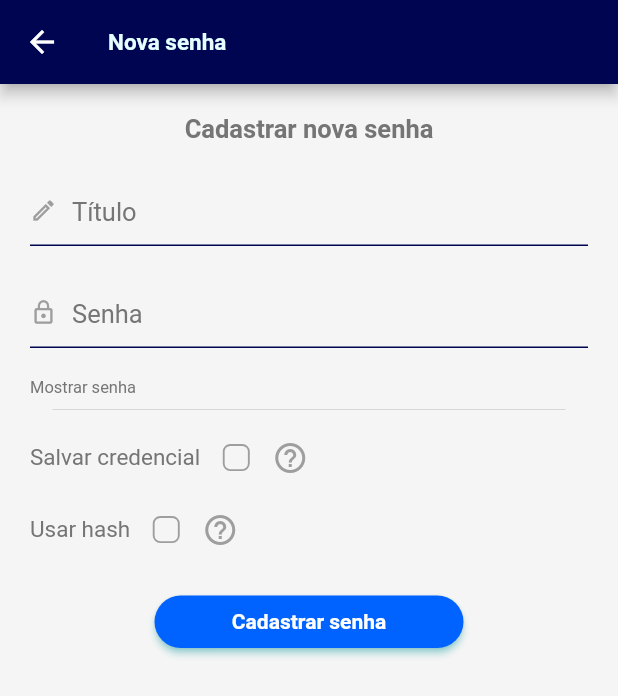
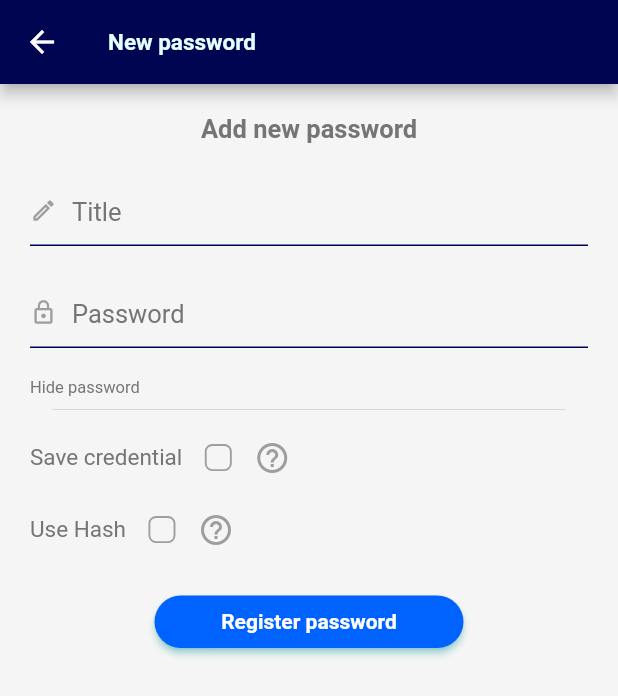
Before and after one commit to JoaoBontempo/HashPass, a Flutter app: the PasswordsMenu screen opened by its route, after a tap on the "add" icon, on a phone screen of 412 x 824 dp. Shown: the top 696 px of the screen. Run offline on Flutter 3.47's test engine with Material 2 defaults, Android fonts, the phone set to English and light mode, and no system bars; drawn by our look-alikes of showcaseview; our stand-ins replace device_info_plus, file_picker, font_awesome_flutter, get, google_mobile_ads, local_auth and 3 more; missing offline and left inert: flutter_aes_ecb_pkcs5, validatorless; accounts and stored records are empty; generated files the repository leaves out were written again; network calls fail.

Commit message:
Development of the app translation - Not finished

```diff
--- a/lib/l10n/app_en.arb
+++ b/lib/l10n/app_en.arb
@@ -25,6 +25,48 @@
   "copyPassword" : "Copy password",
   "hashFunction" : "Hash Function",
   "advanced" : "Advanced",
+  "showCardPassword" : "Show password",
+  "savePasswordShowcase" : "Tap here to save your password",
+
+  "changePasswordMenu" : "Change general key",
+  "exportImportDataMenu" : "Export/Import",
+  "passworkLeakMenu" : "Password leak",
+  "passworkLeakMenuNoAuthorized" : "To use the password leak verification, you should be connected to the internet.",
+  "settings" : "Settings",
+  "privacyPolicy" : "Privacy policy",
+  "about" : "About",
+
+  "authNeeded" : "Authentication required",
+  "setLastAppKey" : "Last general key:",
+  "appKey" : "General key:",
+  "keyAttempts" : "Invalid key! Attempts left:",
+  "errorOcurred" : "An error ocurred: ",
+  "unlockNeeded" : "Unlock is required to get the general key",
+  "validate" : "Validate",
+  "seconds" : "Seconds",
+  "enterApp" : "Enter the app",
+
   "showPassword" : "Show password",
-  "savePasswordShowcase" : "Tap here to save your password"
+  "hidePassword" : "Hide password",
+  "useCredentialTooltip" : "Check this box if you want to save the credential that regards to the password. The credential might be your username, e-mail, some document number or something else that should be used along with the password",
+  "saveCredential" : "Save credential",
+  "useHashTooltip" : "Marking this box will make your password be the combination of a base password and a hash function applied on it",
+  "useHash" : "Use Hash",
+  "algorithm" : "Algorithm",
+  "cipherMode" : "Cipher mode",
+  "normalCipher" : "Normal",
+  "normalCipherTooltip" : "Your password will be the base password with the hash function applied",
+  "advancedCipherTooltip" : "Beyond the hash function, your password will have an addictional symmetric criptography",
+  "save" : "Save",
+  "registerPassword" : "Register password",
+  "confirm" : "Confirm",
+  "confirmPasswordSave" : "Are you sure you want to cancel the password editing?",
+  "confirmNewPasswordSave" : "Are you sure you want yo cancel the password register?",
+  "newPassword" : "New password",
+  "editPassword" : "Edit password",
+  "requiredTitle" : "The title is required",
+  "title" : "Title",
+  "requiredPassword" : "The password is required!",
+  "passwordMinimumSizeMessage" : "The password should have at least 4 characters!",
+  "register" : "Register"
 }
--- a/lib/view/passwordRegister.dart
+++ b/lib/view/passwordRegister.dart
@@ -9,6 +9,7 @@ import 'package:hashpass/themes/theme.dart';
 import 'package:hashpass/util/cryptography.dart';
 import 'package:hashpass/util/validator.dart';
 import 'package:hashpass/view/configuration.dart';
+import 'package:hashpass/view/hashPassWidgets.dart';
 import 'package:hashpass/widgets/animations/booleanHide.dart';
 import 'package:hashpass/widgets/data/button.dart';
 import 'package:hashpass/widgets/data/checkBox.dart';
@@ -20,31 +21,35 @@ import 'package:hashpass/widgets/interface/messageBox.dart';
 import 'package:provider/provider.dart';
 import 'package:validatorless/validatorless.dart';
 
-class NewPasswordPage extends StatelessWidget {
+class NewPasswordPage extends HashPassStatelessWidget {
   const NewPasswordPage({
     Key? key,
   }) : super(key: key);
 
   @override
-  Widget build(BuildContext context) {
-    return Consumer2<PasswordRegisterProvider, UserPasswordsProvider>(
-      builder: (context, registerProvider, passwordsProvider, defaultWidget) =>
+  Widget localeBuild(context, language) =>
+      Consumer2<PasswordRegisterProvider, UserPasswordsProvider>(
+        builder:
+            (context, registerProvider, passwordsProvider, defaultWidget) =>
                 WillPopScope(
           onWillPop: () async {
             FocusManager.instance.primaryFocus?.unfocus();
             return await HashPassMessage.show(
-                title: "Confirmar",
-                message:
-                    "Tem certeza que deseja cancelar ${registerProvider.isNewPassword ? 'o cadastro' : 'a edição'} da senha?",
+                  title: language.confirm,
+                  message: registerProvider.isNewPassword
+                      ? language.confirmNewPasswordSave
+                      : language.confirmPasswordSave,
                   type: MessageType.YESNO,
                 ) ==
                 MessageResponse.YES;
           },
           child: Scaffold(
             appBar: AppBar(
-            title: Text(registerProvider.isNewPassword
-                ? "Nova senha"
-                : "Alterar senha"),
+              title: Text(
+                registerProvider.isNewPassword
+                    ? language.newPassword
+                    : language.editPassword,
+              ),
             ),
             body: SingleChildScrollView(
               reverse: false,
@@ -60,7 +65,7 @@ class NewPasswordPage extends StatelessWidget {
                         padding: const EdgeInsets.all(20),
                         child: HashPassLabel(
                           text: registerProvider.isNewPassword
-                            ? "Cadastrar nova senha"
+                              ? language.registerNewPassword
                               : registerProvider.password.title,
                           textAlign: TextAlign.center,
                           fontWeight: FontWeight.bold,
@@ -73,13 +78,14 @@ class NewPasswordPage extends StatelessWidget {
                           child: AppTextField(
                             maxLength: 50,
                             icon: Icons.edit_outlined,
-                          label: "Título",
+                            label: language.title,
                             padding: 0,
                             controller: registerProvider.titleController,
                             validator: registerProvider.isNewPassword
                                 ? Validatorless.multiple([
                                     HashPassValidator.empty(
-                                      "O título é obrigatório"),
+                                      language.requiredTitle,
+                                    ),
                                   ])
                                 : Validatorless.min(0, ''),
                           ),
@@ -93,23 +99,27 @@ class NewPasswordPage extends StatelessWidget {
                             child: AppTextField(
                               maxLength: 150,
                               icon: Icons.lock_outline,
-                            label: "Senha",
+                              label: language.password,
                               padding: 0,
                               obscureText: registerProvider.hidePassword,
                               controller: registerProvider.passwordController,
                               validator: Validatorless.multiple(
                                 [
                                   HashPassValidator.empty(
-                                    "A senha é obrigatória!"),
-                                Validatorless.min(4,
-                                    'A senha deve ter no mínimo 4 caracteres'),
+                                    language.requiredPassword,
+                                  ),
+                                  Validatorless.min(
+                                    4,
+                                    language.passwordMinimumSizeMessage,
+                                  ),
                                 ],
                               ),
-                            onChange:
-                                registerProvider.handlePasswordTextFieldChanges,
+                              onChange: registerProvider
+                                  .handlePasswordTextFieldChanges,
                               suffixIcon: registerProvider
                                           .passwordHasBeenVerified &&
-                                    ((Configuration.instance.insertPassVerify &&
+                                      ((Configuration
+                                                  .instance.insertPassVerify &&
                                               registerProvider.isNewPassword) ||
                                           (Configuration
                                                   .instance.updatePassVerify &&
@@ -123,8 +133,8 @@ class NewPasswordPage extends StatelessWidget {
                             onTap: registerProvider.changePasswordVisibility,
                             child: HashPassLabel(
                               text: registerProvider.hidePassword
-                                ? 'Mostrar senha'
-                                : 'Ocultar senha',
+                                  ? language.hidePassword
+                                  : language.showPassword,
                               size: 11,
                             ),
                           )
@@ -132,11 +142,8 @@ class NewPasswordPage extends StatelessWidget {
                       ),
                       const HashPassConfigDivider(),
                       TooltippedCheckBox(
-                      tooltip:
-                          "Marque esta caixa caso deseje salvar a credencial relacionada a esta senha. "
-                          "A credencial pode ser seu nome de usuário, e-mail, CPF, ou qualquer outra informação "
-                          "que deve ser utilizada junto com a senha que deseja guardar",
-                      label: "Salvar credencial",
+                        tooltip: language.useCredentialTooltip,
+                        label: language.saveCredential,
                         value: registerProvider.useCredential,
                         onChange: registerProvider.setUseCredential,
                       ),
@@ -146,23 +153,23 @@ class NewPasswordPage extends StatelessWidget {
                           padding: const EdgeInsets.only(bottom: 20),
                           child: AppTextField(
                             maxLength: 70,
-                          label: "Credencial",
+                            label: language.credential,
                             padding: 0,
                             icon: FontAwesomeIcons.user,
                             controller: registerProvider.credentialController,
                             validator: registerProvider.useCredential
                                 ? Validatorless.multiple([
                                     HashPassValidator.empty(
-                                      "A credencial é obrigatória"),
+                                      language.emptyCredential,
+                                    ),
                                   ])
                                 : Validatorless.min(0, ''),
                           ),
                         ),
                       ),
                       TooltippedCheckBox(
-                      tooltip: "Ao marcar esta caixa, sua senha real será a "
-                          "combinação entre uma senha base e um algoritmo hash.",
-                      label: "Usar hash",
+                        tooltip: language.useHashTooltip,
+                        label: language.useHash,
                         value: registerProvider.password.useCriptography,
                         onChange: registerProvider.setUseCriptography,
                       ),
@@ -173,25 +180,28 @@ class NewPasswordPage extends StatelessWidget {
                           children: [
                             Row(
                               children: [
-                              const HashPassLabel(
-                                text: "Algoritmo:",
+                                HashPassLabel(
+                                  text: "${language.algorithm}:",
                                   paddingRight: 20,
                                 ),
                                 HashPassDropDown<HashAlgorithm>(
                                   isLightBackground: !HashPassTheme.isDarkMode,
                                   itens: HashAlgorithm.values,
                                   onChange: registerProvider.setAlgorithm,
-                                hintText: "Função Hash",
+                                  hintText: language.hashFunction,
                                   selectedItem:
                                       registerProvider.password.hashAlgorithm,
                                 ),
                               ],
                             ),
-                          const Align(
+                            Align(
                               alignment: Alignment.centerLeft,
                               child: Padding(
-                              padding: EdgeInsets.only(top: 15, bottom: 15),
-                              child: Text("Modo de criptografia:"),
+                                padding: const EdgeInsets.only(
+                                  top: 15,
+                                  bottom: 15,
+                                ),
+                                child: Text("${language.cipherMode}:"),
                               ),
                             ),
                             Column(
@@ -200,17 +210,15 @@ class NewPasswordPage extends StatelessWidget {
                                 TooltippedRadioButton(
                                   value: false,
                                   group: registerProvider.password.isAdvanced,
-                                label: "Modo normal",
-                                tooltip:
-                                    "Sua senha final será a senha base com o algoritmo hash aplicado.",
+                                  label: language.normalCipher,
+                                  tooltip: language.normalCipherTooltip,
                                   onSelect: registerProvider.setAdvanced,
                                 ),
                                 TooltippedRadioButton(
                                   value: true,
                                   group: registerProvider.password.isAdvanced,
-                                label: "Modo avançado",
-                                tooltip:
-                                    "Além do algoritmo hash, sua senha real terá uma criptografia simétrica adicional.",
+                                  label: language.advanced,
+                                  tooltip: language.advancedCipherTooltip,
                                   onSelect: registerProvider.setAdvanced,
                                 ),
                               ],
@@ -222,11 +230,12 @@ class NewPasswordPage extends StatelessWidget {
                         padding: const EdgeInsets.only(top: 20, bottom: 25),
                         child: AppButton(
                           label: registerProvider.isNewPassword
-                            ? "Cadastrar senha"
-                            : "Salvar",
+                              ? language.registerPassword
+                              : language.save,
                           width: Get.size.width * .5,
                           height: 35,
-                        onPressed: () => registerProvider.savePassword(context),
+                          onPressed: () =>
+                              registerProvider.savePassword(context),
                         ),
                       )
                     ],
@@ -237,7 +246,6 @@ class NewPasswordPage extends StatelessWidget {
           ),
         ),
       );
-  }
 }
 
 class TooltippedRadioButton extends StatelessWidget {
--- a/lib/widgets/cards/passwordCard.dart
+++ b/lib/widgets/cards/passwordCard.dart
@@ -233,7 +233,7 @@ class PasswordCard extends HashPassStatelessWidget {
                           TextButton(
                             onPressed: () => passwordProvider.showPassword(),
                             child: HashPassLabel(
-                              text: language.showPassword.toUpperCase(),
+                              text: language.showCardPassword.toUpperCase(),
                               size: 12,
                               color: Get.theme.highlightColor,
                             ),
--- a/lib/widgets/drawer.dart
+++ b/lib/widgets/drawer.dart
@@ -4,6 +4,7 @@ import 'package:hashpass/provider/userPasswordsProvider.dart';
 import 'package:hashpass/themes/theme.dart';
 import 'package:hashpass/util/http.dart';
 import 'package:hashpass/view/configuration.dart';
+import 'package:hashpass/view/hashPassWidgets.dart';
 import 'package:hashpass/view/importExportData.dart';
 import 'package:hashpass/view/changeAppKey.dart';
 import 'package:hashpass/view/passwordLeak.dart';
@@ -12,12 +13,11 @@ import 'package:hashpass/widgets/interface/messageBox.dart';
 import 'package:provider/provider.dart';
 import 'package:url_launcher/url_launcher.dart';
 
-class AppDrawer extends StatelessWidget {
+class AppDrawer extends HashPassStatelessWidget {
   const AppDrawer({Key? key}) : super(key: key);
 
   @override
-  Widget build(BuildContext context) {
-    return Consumer<UserPasswordsProvider>(
+  Widget localeBuild(context, language) => Consumer<UserPasswordsProvider>(
         builder: (context, passwordProvider, widget) => Drawer(
           backgroundColor: Get.theme.primaryColorLight,
           child: ListView(
@@ -34,7 +34,7 @@ class AppDrawer extends StatelessWidget {
               ),
               HashPassDrawerButton(
                 icon: Icons.lock_outline,
-              title: "Mudar senha geral",
+                title: language.changePasswordMenu,
                 onTap: () {
                   Get.back();
                   Get.to(const ChangeAppKeyPage());
@@ -42,34 +42,35 @@ class AppDrawer extends StatelessWidget {
               ),
               HashPassDrawerButton(
                 icon: Icons.swap_vert,
-              title: "Exportar/Importar dados",
+                title: language.exportImportDataMenu,
                 onTap: () {
                   Get.back();
                   Get.to(
                     ChangeNotifierProvider<UserPasswordsProvider>.value(
                       value: passwordProvider,
-                    builder: ((context, child) => const ImportExportDataPage()),
+                      builder: ((context, child) =>
+                          const ImportExportDataPage()),
                     ),
                   );
                 },
               ),
               HashPassDrawerButton(
                 icon: Icons.security,
-              title: "Verificação de vazamento",
+                title: language.passworkLeakMenu,
                 onTap: () async {
                   if (await HTTPRequest.checkUserConnection()) {
                     Get.back();
                     Get.to(const PasswordLeakPage());
                   } else {
                     HashPassMessage.show(
-                      message:
-                          "Não é possível utilizar a verificação de vazamento sem conexão com a internet.");
+                      message: language.passworkLeakMenuNoAuthorized,
+                    );
                   }
                 },
               ),
               HashPassDrawerButton(
                 icon: Icons.settings,
-              title: "Configurações",
+                title: language.settings,
                 onTap: () {
                   Get.back();
                   Get.to(const ConfigurationPage());
@@ -77,9 +78,12 @@ class AppDrawer extends StatelessWidget {
               ),
               HashPassDrawerButton(
                 icon: Icons.library_books,
-              title: "Política de privacidade",
-              onTap: () => launch(
-                  "https://joaobontempo.github.io/HashPassWebsite/hashpass-website/"),
+                title: language.privacyPolicy,
+                onTap: () => launchUrl(
+                  Uri.dataFromString(
+                    "https://joaobontempo.github.io/HashPassWebsite/hashpass-website/",
+                  ),
+                ),
               ),
               HashPassDrawerButton(
                 icon: Icons.info_outline,
@@ -93,7 +97,6 @@ class AppDrawer extends StatelessWidget {
           ),
         ),
       );
-  }
 }
 
 class HashPassDrawerButton extends StatelessWidget {
--- a/lib/widgets/passwordVisualizationModal.dart
+++ b/lib/widgets/passwordVisualizationModal.dart
@@ -1,23 +1,22 @@
-// ignore_for_file: public_member_api_docs, sort_constructors_first
 import 'package:flutter/material.dart';
 import 'package:get/get.dart';
 import 'package:google_mobile_ads/google_mobile_ads.dart';
+import 'package:hashpass/view/hashPassWidgets.dart';
 import 'package:provider/provider.dart';
-
 import 'package:hashpass/provider/configurationProvider.dart';
 import 'package:hashpass/provider/passwordVisualizationProvider.dart';
 import 'package:hashpass/themes/colors.dart';
 import 'package:hashpass/widgets/data/copyButton.dart';
 import 'package:hashpass/widgets/interface/label.dart';
 
-class PasswordVisualizationModal extends StatelessWidget {
+class PasswordVisualizationModal extends HashPassStatelessWidget {
   const PasswordVisualizationModal({
     Key? key,
   }) : super(key: key);
 
   @override
-  Widget build(BuildContext context) {
-    return Consumer<PasswordVisualizationProvider>(
+  Widget localeBuild(context, language) =>
+      Consumer<PasswordVisualizationProvider>(
         builder: (context, provider, _) {
           return provider.isAdLoaded
               ? Visibility(
@@ -61,12 +60,12 @@ class PasswordVisualizationModal extends StatelessWidget {
                             PasswordInformationVisualization(
                               information: provider.password.credential,
                               icon: Icons.person,
-                            label: 'Credencial',
+                              label: language.credential,
                             ),
                           PasswordInformationVisualization(
                             information: provider.realPassword,
                             icon: Icons.lock_open,
-                          label: 'Senha',
+                            label: language.password,
                           ),
                           Padding(
                             padding: const EdgeInsets.only(
@@ -85,8 +84,8 @@ class PasswordVisualizationModal extends StatelessWidget {
                                       value: value,
                                       valueColor: AlwaysStoppedAnimation<Color>(
                                           Get.theme.toggleableActiveColor),
-                                    backgroundColor:
-                                        AppColors.ACCENT_LIGHT.withOpacity(0.3),
+                                      backgroundColor: AppColors.ACCENT_LIGHT
+                                          .withOpacity(0.3),
                                     ),
                                     duration: Duration(
                                       seconds: Configuration
@@ -111,7 +110,7 @@ class PasswordVisualizationModal extends StatelessWidget {
                                             padding:
                                                 const EdgeInsets.only(left: 5),
                                             child: Text(
-                                            "${provider.timeCount.toInt()} segundos",
+                                              "${provider.timeCount.toInt()} ${language.seconds.toLowerCase()}",
                                               style: TextStyle(
                                                 color:
                                                     Theme.of(context).hintColor,
@@ -159,7 +158,6 @@ class PasswordVisualizationModal extends StatelessWidget {
                 );
         },
       );
-  }
 }
 
 class PasswordInformationVisualization extends StatelessWidget {
--- a/lib/widgets/searchtext.dart
+++ b/lib/widgets/searchtext.dart
@@ -1,8 +1,7 @@
 import 'package:flutter/material.dart';
 import 'package:flutter/services.dart';
 import 'package:get/get.dart';
-
-import '../util/util.dart';
+import 'package:hashpass/util/util.dart';
 
 class AppSearchText extends StatefulWidget {
   const AppSearchText({
```
Also changed, not shown: lib/l10n/app_pt.arb (+45 -3 lines), lib/view/splashpage.dart (+5 -4 lines), lib/widgets/appKeyValidation.dart (+18 -14 lines). Lines whose indentation alone changed are shown as unchanged.
